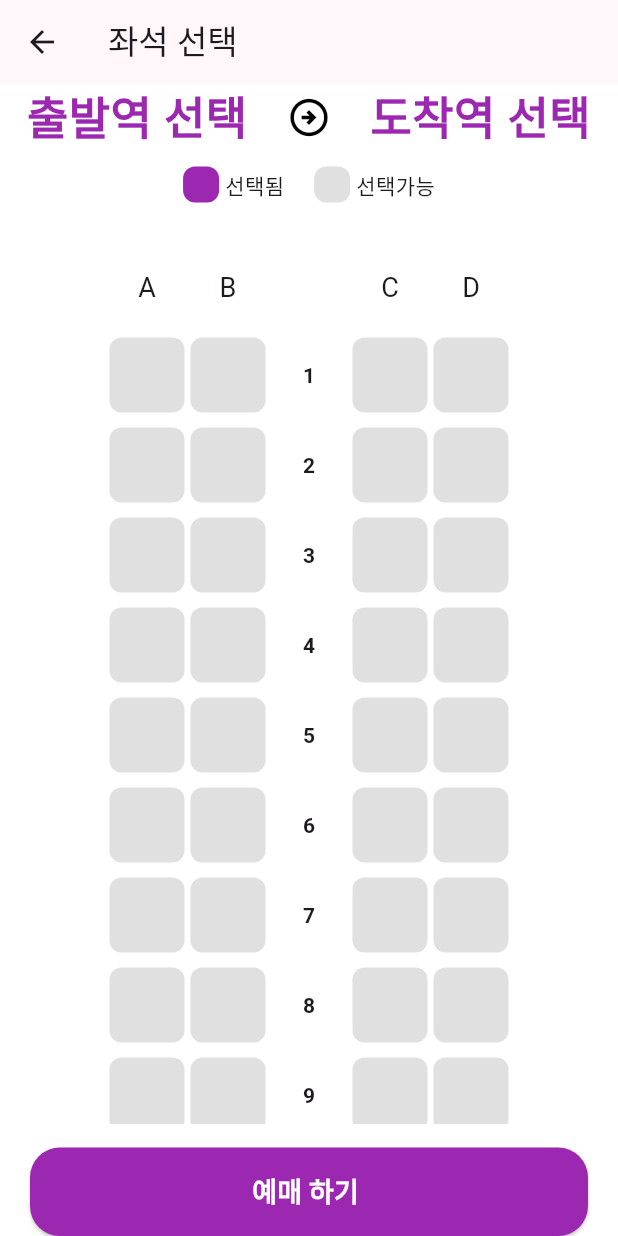
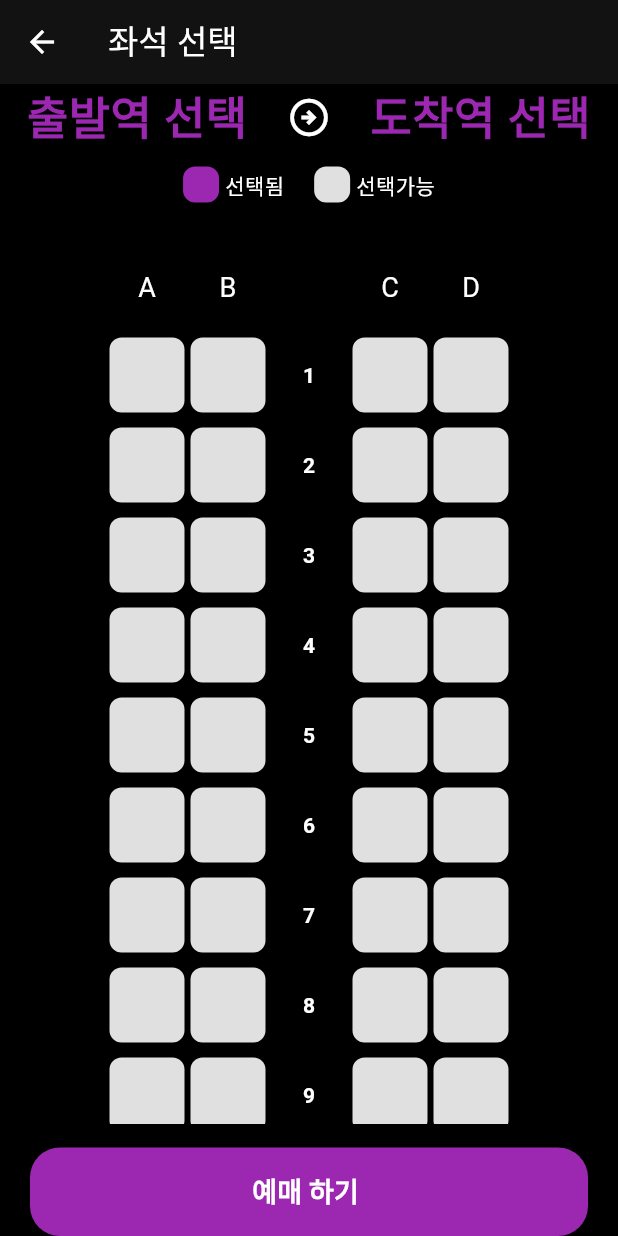
Before and after one commit to ballalssica/flutter_train_app, a Flutter app: the screen it shows after launch, after a tap on "좌석선택", on a phone screen of 412 x 824 dp. Run offline on Flutter 3.47's test engine with Material 3 defaults, Android fonts, the phone set to English and light mode, and no system bars.

Commit message:
feat: 다크모드추가

```diff
--- a/lib/home/home_page.dart
+++ b/lib/home/home_page.dart
@@ -20,13 +20,15 @@ class _HomePageState extends State<HomePage> {
 
   @override
   Widget build(BuildContext context) {
+    final isDarkMode = Theme.of(context).brightness == Brightness.dark;
+
     return Scaffold(
       appBar: AppBar(
         title: Text('기차예매'),
         centerTitle: true,
       ),
       body: Container(
-        color: Colors.grey[200],
+        color: isDarkMode ? Colors.black : Colors.grey[200],
         child: Padding(
           padding: EdgeInsets.symmetric(horizontal: 20),
           child: Column(
--- a/lib/home/widgets/station_selection.dart
+++ b/lib/home/widgets/station_selection.dart
@@ -38,12 +38,14 @@ class _StationSelectionState extends State<StationSelection> {
 
   @override
   Widget build(BuildContext context) {
+    final isDarkMode = Theme.of(context).brightness == Brightness.dark;
+
     return Container(
       width: double.infinity,
       height: 200,
       decoration: BoxDecoration(
         borderRadius: BorderRadius.circular(10),
-        color: Colors.white,
+        color: isDarkMode ? Colors.grey[800] : Colors.white,
       ),
       child: Row(
         children: [
--- a/lib/main.dart
+++ b/lib/main.dart
@@ -13,24 +13,28 @@ class MyApp extends StatelessWidget {
     return MaterialApp(
 
      //모드설정테스트
-     themeMode: ThemeMode.light,
+     themeMode: ThemeMode.dark,
       // themeMode: ThemeMode.dark,
 
      //라이트모드 테마설정
      theme: ThemeData(
         useMaterial3: true,
         colorScheme: ColorScheme.fromSeed(
-          seedColor: Colors.purple),
+          seedColor: Colors.purple
+          ),
         brightness: Brightness.light,
         scaffoldBackgroundColor: Colors.white70,
       ),
 
       //다크모드는 나중에 해야지
       darkTheme: ThemeData(
+        useMaterial3: true, // Material3 활성화
+        colorScheme: ColorScheme.dark(
+          background: Colors.black, // 다크 모드에서 기본 배경을 검정색으로 설정
+        ),
+        scaffoldBackgroundColor: Colors.black, // 스캐폴드 배경색 설정
         brightness: Brightness.dark,
-        scaffoldBackgroundColor: Colors.black,
       ),
-
 
       home: HomePage(),
     );
--- a/lib/seat/seat_page.dart
+++ b/lib/seat/seat_page.dart
@@ -30,12 +30,14 @@ class _SeatPageState extends State<SeatPage> {
 
   @override
   Widget build(BuildContext context) {
+    final isDarkMode = Theme.of(context).brightness == Brightness.dark;
+
     return Scaffold(
       appBar: AppBar(
         title: Text('좌석 선택'),
       ),
       body: Container(
-        color: Colors.white,
+        color: isDarkMode ? Colors.black : Colors.white,
         child: Center(
           child: Column(
             mainAxisAlignment: MainAxisAlignment.center,
--- a/lib/seat/widgets/seat_choose.dart
+++ b/lib/seat/widgets/seat_choose.dart
@@ -15,11 +15,13 @@ class _SeatChooseState extends State<SeatChoose> {
 
   @override
   Widget build(BuildContext context) {
+    final isDarkMode = Theme.of(context).brightness == Brightness.dark;
+
     return Expanded(
       child: SingleChildScrollView(
         child: Container(
           width: double.infinity,
-          color: Colors.white,
+          color: isDarkMode ? Colors.black : Colors.white,
           child: Padding(
             padding: EdgeInsets.all(16.0),
             child: Column(
--- a/lib/seat/widgets/selected_station.dart
+++ b/lib/seat/widgets/selected_station.dart
@@ -13,6 +13,8 @@ class SelectedStation extends StatelessWidget{
 
   @override
   Widget build(BuildContext context) {
+    final isDarkMode = Theme.of(context).brightness == Brightness.dark;
+
     return Container(
       child: Column(
         children: [
@@ -35,7 +37,7 @@ class SelectedStation extends StatelessWidget{
               SizedBox(width: 8),
               Icon(
                 Icons.arrow_circle_right_outlined,
-                color: Colors.black,
+                color: isDarkMode ? Colors.white : Colors.black,
                 size: 30, // 아이콘 크기 조절
               ),
               SizedBox(width: 8),
--- a/lib/station_list/station_list_page.dart
+++ b/lib/station_list/station_list_page.dart
@@ -17,17 +17,19 @@ class StationListPage extends StatelessWidget {
 
   @override
   Widget build(BuildContext context) {
+    final isDarkMode = Theme.of(context).brightness == Brightness.dark;
     return Scaffold(
       appBar: AppBar(
-        backgroundColor: Colors.white,
+        backgroundColor: isDarkMode ? Colors.black : Colors.white,
+        iconTheme: IconThemeData(color: isDarkMode ? Colors.white : Colors.black),
         title: Text(
           '출발역',
-          style: TextStyle(color: Colors.black),
+          style: TextStyle(color: isDarkMode ? Colors.white : Colors.black,),
         ),
         centerTitle: true,
       ),
       body: Container(
-        color: Colors.white,
+        color: isDarkMode ? Colors.black : Colors.white,
         child: ListView.builder(
           padding: EdgeInsets.only(top: 10),
           itemCount: stationList.length,
```
